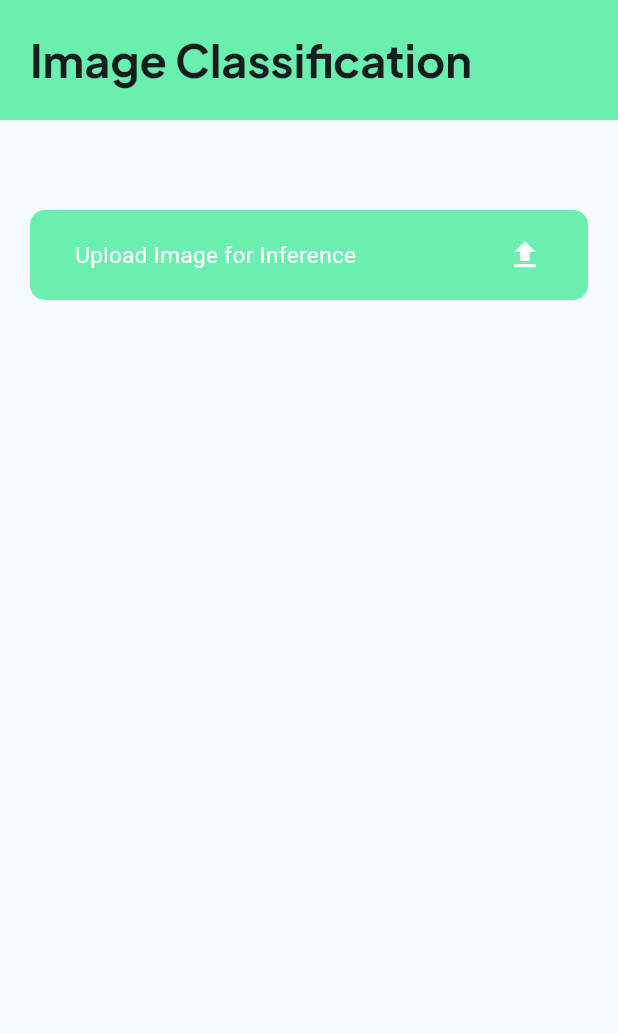
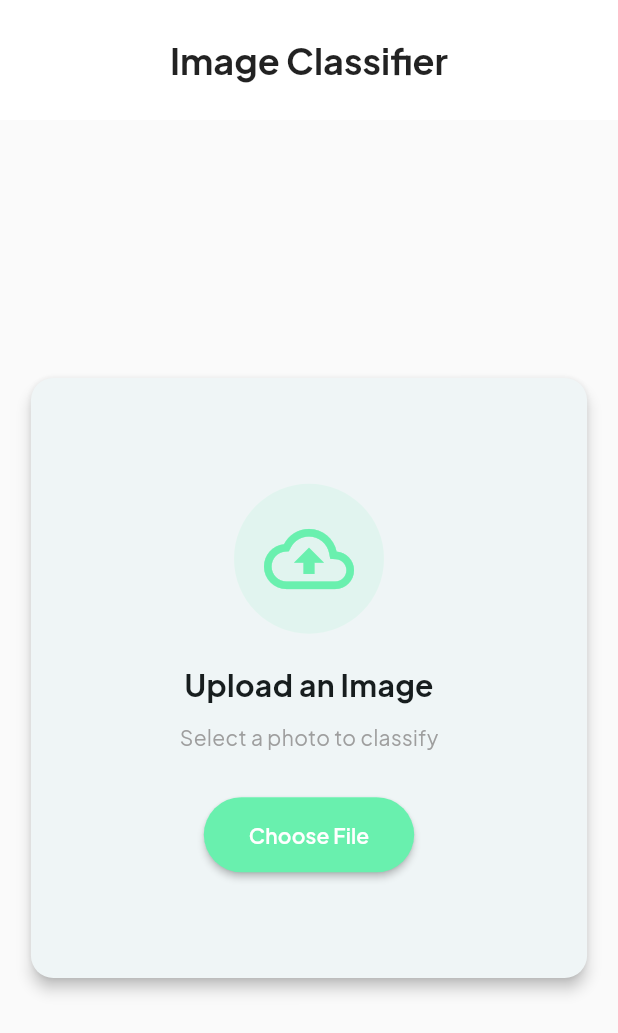
Before and after one commit to ThatLinuxGuyYouKnow/Flutter-Image-Classification, a Flutter app: the screen it shows after launch, on a phone screen of 412 x 824 dp. Shown: the top 1033 px of the screen. Run offline on Flutter 3.47's test engine with Material 3 defaults, Android fonts, the phone set to English and light mode, and no system bars; our stand-ins replace file_picker, google_fonts; missing offline and left inert: onnxruntime.

Commit message:
feature: fixed issue when flie picker bytes were always null

```diff
--- a/lib/mainScreen.dart
+++ b/lib/mainScreen.dart
@@ -19,7 +19,7 @@ class MainScreenState extends State<MainScreen> {
   String? predictedClass;
   List<double>? probabilities;
   bool isProcessing = false;
-
+  Future<String?>? predictionFuture;
   void _showError(String message) {
     if (!mounted) return;
     ScaffoldMessenger.of(context).showSnackBar(
@@ -48,69 +48,22 @@ class MainScreenState extends State<MainScreen> {
     return fileSize <= maxSize;
   }
 
-  Future<void> _pickFile() async {
-    if (isProcessing) {
-      _showError('Please wait for the current processing to complete.');
-      return;
-    }
-
-    setState(() {
-      isProcessing = true;
-    });
-
+  Future<String?> processImage(PlatformFile file) async {
     try {
-      FilePickerResult? result = await FilePicker.platform.pickFiles(
-        type: FileType.custom,
-        allowedExtensions: ['jpg', 'jpeg', 'png', 'bmp'],
-      );
-
-      if (result == null || result.files.isEmpty) {
-        _showError('No file was selected.');
-        return;
-      }
-
-      final file = result.files.first;
-
-      if (!_isValidImageFile(file.name)) {
-        _showError('Please select a valid image file (JPG, PNG, or BMP).');
-        return;
-      }
-
-      if (!_isValidFileSize(file.size)) {
-        _showError('File size exceeds 10MB limit.');
-        return;
-      }
-
-      setState(() {
-        imageToBeInferred = file;
-        predictedClass = null;
-        probabilities = null;
-      });
-
-      ScaffoldMessenger.of(context).showSnackBar(
-        SnackBar(
-          content: Text('Processing: ${file.name}'),
-          duration: const Duration(seconds: 2),
-        ),
-      );
-
       final outputs = await inferFromImage(file);
 
       if (outputs == null || outputs.isEmpty) {
-        _showError('Failed to process image. No output generated.');
-        return;
+        throw Exception('Failed to process image. No output generated.');
       }
 
       final outputTensor = outputs[0];
       if (outputTensor == null || outputTensor is! OrtValueTensor) {
-        _showError('Invalid model output format.');
-        return;
+        throw Exception('Invalid model output format.');
       }
 
-      try {
       final rawOutput = outputTensor.value;
+      List<double> outputList;
 
-        List<double> outputList;
       if (rawOutput is List<List<double>>) {
         outputList = rawOutput[0];
       } else if (rawOutput is List<List>) {
@@ -128,16 +81,36 @@ class MainScreenState extends State<MainScreen> {
 
       final probs = softmax(outputList);
       final predictedIndex = argmax(probs);
+      return await getPredictedLabel(predictedIndex);
+    } catch (e) {
+      _showError(e.toString());
+      return null;
+    }
+  }
 
-        String labelText = await getPredictedLabel(predictedIndex) ?? '';
+  Future<void> _pickFile() async {
+    if (isProcessing) {
+      _showError('Please wait for the current processing to complete.');
+      return;
+    }
+
+    try {
+      FilePickerResult? result = await FilePicker.platform.pickFiles(
+          type: FileType.custom,
+          allowedExtensions: ['jpg', 'jpeg', 'png', 'bmp'],
+          withData: true);
+
+      if (result == null || result.files.isEmpty) return;
+
+      final file = result.files.first;
+
+      if (!_isValidImageFile(file.name) || !_isValidFileSize(file.size)) return;
+
       setState(() {
-          predictedClass = labelText;
-          probabilities = probs;
+        imageToBeInferred = file;
+        predictionFuture = processImage(file);
+        isProcessing = true;
       });
-      } catch (e) {
-        print('Debug - Error details: $e');
-        _showError('Error processing model output: ${e.toString()}');
-      }
     } finally {
       setState(() {
         isProcessing = false;
@@ -148,101 +121,248 @@ class MainScreenState extends State<MainScreen> {
   void _reset() {
     setState(() {
       imageToBeInferred = null;
-      predictedClass = null;
-      probabilities = null;
+      predictionFuture = null;
     });
   }
 
   @override
+  @override
   Widget build(BuildContext context) {
+    double screenWidth = MediaQuery.of(context).size.width;
+    double screenHeight = MediaQuery.of(context).size.height;
+
+    // Calculate responsive dimensions
+    double cardWidth = screenWidth < 600
+        ? screenWidth * 0.9
+        : screenWidth < 1200
+            ? screenWidth / 2.5
+            : screenWidth / 3;
+
+    double cardHeight = screenHeight < 800 ? screenHeight * 0.6 : 400;
+
     return Scaffold(
+      backgroundColor: Colors.grey[50],
       appBar: AppBar(
+        elevation: 0,
         toolbarHeight: 80,
-        backgroundColor: Colors.greenAccent,
-        title: Text('Image Classification',
+        backgroundColor: Colors.white,
+        title: Text(
+          'Image Classifier',
           style: GoogleFonts.plusJakartaSans(
-              fontSize: 30,
+            fontSize: screenWidth < 600 ? 24 : 30,
             fontWeight: FontWeight.bold,
-            )),
-        titleSpacing: 20,
-      ),
-      body: SingleChildScrollView(
-        child: Padding(
-          padding: const EdgeInsets.all(20.0),
-          child: Column(
-            children: [
-              const SizedBox(height: 20),
-              if (imageToBeInferred != null && imageToBeInferred!.bytes != null)
-                Image.memory(
-                  imageToBeInferred!.bytes!,
-                  height: 200,
-                  fit: BoxFit.cover,
-                ),
-              const SizedBox(height: 20),
-              if (predictedClass != null)
-                SizedBox(
-                  width: double.infinity,
-                  child: Column(
-                    mainAxisAlignment: MainAxisAlignment.center,
-                    children: [
-                      Text(
-                        'Predicted Class: $predictedClass',
-                        style: const TextStyle(
-                          fontSize: 18,
-                          fontWeight: FontWeight.bold,
+            color: Colors.black87,
           ),
         ),
-                      const SizedBox(height: 10),
-                      ElevatedButton(
-                        onPressed: _reset,
-                        child: const Text('Try Another Image'),
+        centerTitle: true,
       ),
-                    ],
+      body: Center(
+        child: SingleChildScrollView(
+          child: Padding(
+            padding: EdgeInsets.symmetric(
+              horizontal: screenWidth < 600 ? 16.0 : 20.0,
+              vertical: 20.0,
             ),
+            child: AnimatedSwitcher(
+              duration: const Duration(milliseconds: 300),
+              child: imageToBeInferred == null
+                  ? _buildInitialUploadCard(cardWidth, cardHeight)
+                  : _buildResultCard(cardWidth, cardHeight),
             ),
-              if (predictedClass == null)
-                GestureDetector(
-                  onTap: _pickFile,
-                  child: Container(
-                    width: double.infinity,
-                    height: 60,
-                    decoration: BoxDecoration(
-                      color: isProcessing ? Colors.grey : Colors.greenAccent,
-                      borderRadius: BorderRadius.circular(10),
-                    ),
-                    child: Center(
-                      child: Padding(
-                        padding: const EdgeInsets.symmetric(horizontal: 30.0),
-                        child: Row(
-                          mainAxisAlignment: MainAxisAlignment.spaceBetween,
-                          children: [
-                            Text(
-                              isProcessing
-                                  ? 'Processing...'
-                                  : 'Upload Image for Inference',
-                              style:
-                                  TextStyle(fontSize: 15, color: Colors.white),
-                            ),
-                            Icon(
-                                isProcessing
-                                    ? Icons.hourglass_empty
-                                    : Icons.upload,
-                                color: Colors.white),
-                          ],
-                        ),
-                      ),
-                    ),
-                  ),
-                ),
-              if (imageToBeInferred != null)
-                Padding(
-                  padding: const EdgeInsets.all(20.0),
-                  child: Text('Selected file: ${imageToBeInferred!.name}'),
-                ),
-            ],
           ),
         ),
       ),
     );
   }
+
+  Widget _buildInitialUploadCard(double cardWidth, double cardHeight) {
+    return Card(
+      elevation: 4,
+      shape: RoundedRectangleBorder(borderRadius: BorderRadius.circular(15)),
+      child: Container(
+        height: cardHeight,
+        width: cardWidth,
+        padding: const EdgeInsets.all(20),
+        child: Column(
+          mainAxisAlignment: MainAxisAlignment.center,
+          children: [
+            Container(
+              padding: const EdgeInsets.all(20),
+              decoration: BoxDecoration(
+                color: Colors.greenAccent.withOpacity(0.1),
+                shape: BoxShape.circle,
+              ),
+              child: const Icon(
+                Icons.cloud_upload_outlined,
+                size: 60,
+                color: Colors.greenAccent,
+              ),
+            ),
+            const SizedBox(height: 20),
+            Text(
+              'Upload an Image',
+              style: GoogleFonts.plusJakartaSans(
+                fontSize: cardWidth < 400 ? 20 : 24,
+                fontWeight: FontWeight.bold,
+              ),
+            ),
+            const SizedBox(height: 10),
+            Text(
+              'Select a photo to classify',
+              style: GoogleFonts.plusJakartaSans(
+                fontSize: cardWidth < 400 ? 14 : 16,
+                color: Colors.grey,
+              ),
+            ),
+            const SizedBox(height: 30),
+            MouseRegion(
+              cursor: SystemMouseCursors.click,
+              child: ElevatedButton(
+                onPressed: _pickFile,
+                style: ElevatedButton.styleFrom(
+                  backgroundColor: Colors.greenAccent,
+                  padding: EdgeInsets.symmetric(
+                    horizontal: cardWidth < 400 ? 30 : 40,
+                    vertical: 15,
+                  ),
+                  shape: RoundedRectangleBorder(
+                    borderRadius: BorderRadius.circular(30),
+                  ),
+                  elevation: 2,
+                ),
+                child: Text(
+                  'Choose File',
+                  style: GoogleFonts.plusJakartaSans(
+                    fontSize: cardWidth < 400 ? 14 : 16,
+                    color: Colors.white,
+                    fontWeight: FontWeight.w600,
+                  ),
+                ),
+              ),
+            ),
+          ],
+        ),
+      ),
+    );
   }
+
+  Widget _buildResultCard(double cardWidth, double cardHeight) {
+    return Card(
+      elevation: 4,
+      shape: RoundedRectangleBorder(borderRadius: BorderRadius.circular(15)),
+      child: Container(
+        height: cardHeight,
+        width: cardWidth,
+        padding: const EdgeInsets.all(20),
+        child: Column(
+          mainAxisAlignment: MainAxisAlignment.center,
+          children: [
+            if (imageToBeInferred?.bytes != null)
+              Expanded(
+                child: ClipRRect(
+                  borderRadius: BorderRadius.circular(15),
+                  child: Image.memory(
+                    imageToBeInferred!.bytes!,
+                    fit: BoxFit.contain,
+                  ),
+                ),
+              ),
+            const SizedBox(height: 20),
+            FutureBuilder<String?>(
+              future: predictionFuture,
+              builder: (context, snapshot) {
+                if (snapshot.connectionState == ConnectionState.waiting) {
+                  return Column(
+                    children: [
+                      const CircularProgressIndicator(
+                        valueColor:
+                            AlwaysStoppedAnimation<Color>(Colors.greenAccent),
+                      ),
+                      const SizedBox(height: 20),
+                      Text(
+                        'Processing image...',
+                        style: GoogleFonts.plusJakartaSans(
+                          fontSize: cardWidth < 400 ? 14 : 16,
+                        ),
+                      ),
+                    ],
+                  );
+                }
+
+                if (snapshot.hasError) {
+                  return Text(
+                    'Error: ${snapshot.error}',
+                    style: GoogleFonts.plusJakartaSans(
+                      fontSize: cardWidth < 400 ? 14 : 16,
+                      color: Colors.red,
+                    ),
+                  );
+                }
+
+                if (snapshot.hasData && snapshot.data != null) {
+                  return Container(
+                    padding: const EdgeInsets.all(15),
+                    decoration: BoxDecoration(
+                      color: Colors.greenAccent.withOpacity(0.1),
+                      borderRadius: BorderRadius.circular(10),
+                    ),
+                    child: Column(
+                      children: [
+                        Text(
+                          'Prediction Result',
+                          style: GoogleFonts.plusJakartaSans(
+                            fontSize: cardWidth < 400 ? 16 : 18,
+                            color: Colors.grey[600],
+                          ),
+                        ),
+                        const SizedBox(height: 10),
+                        Text(
+                          snapshot.data!,
+                          style: GoogleFonts.plusJakartaSans(
+                            fontSize: cardWidth < 400 ? 20 : 24,
+                            fontWeight: FontWeight.bold,
+                            color: Colors.black87,
+                          ),
+                          textAlign: TextAlign.center,
+                        ),
+                      ],
+                    ),
+                  );
+                }
+
+                return const SizedBox.shrink();
+              },
+            ),
+            const SizedBox(height: 20),
+            MouseRegion(
+              cursor: SystemMouseCursors.click,
+              child: ElevatedButton.icon(
+                onPressed: _reset,
+                style: ElevatedButton.styleFrom(
+                  backgroundColor: Colors.greenAccent,
+                  padding: const EdgeInsets.symmetric(
+                    horizontal: 20,
+                    vertical: 15,
+                  ),
+                  shape: RoundedRectangleBorder(
+                    borderRadius: BorderRadius.circular(30),
+                  ),
+                  elevation: 2,
+                ),
+                icon: const Icon(Icons.refresh, color: Colors.white),
+                label: Text(
+                  'Try Another Image',
+                  style: GoogleFonts.plusJakartaSans(
+                    fontSize: cardWidth < 400 ? 14 : 16,
+                    color: Colors.white,
+                    fontWeight: FontWeight.w600,
+                  ),
+                ),
+              ),
+            ),
+          ],
+        ),
+      ),
+    );
+  }
+}
```
Lines whose indentation alone changed are shown as unchanged.
